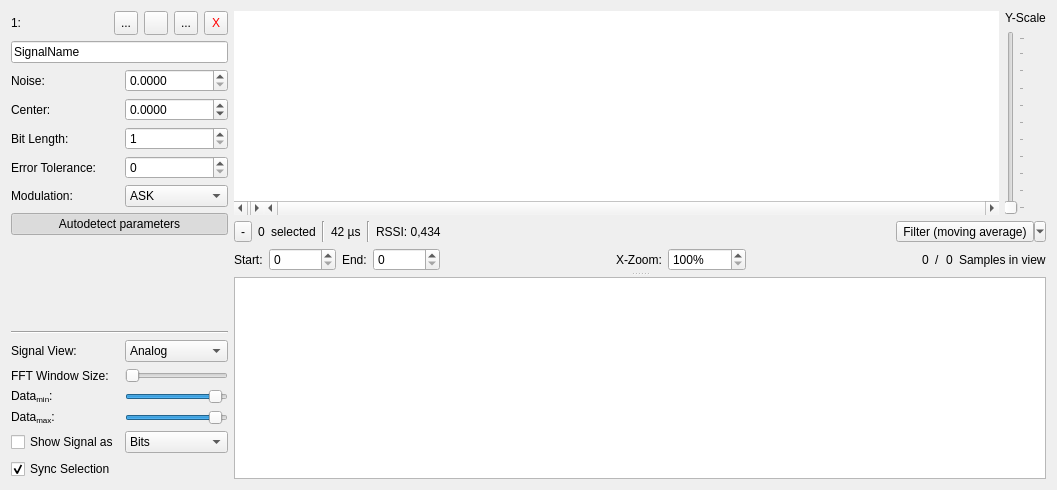
Above: ui/signal_frame.ui from jopohl/urh before the change. Below: the same form after it.
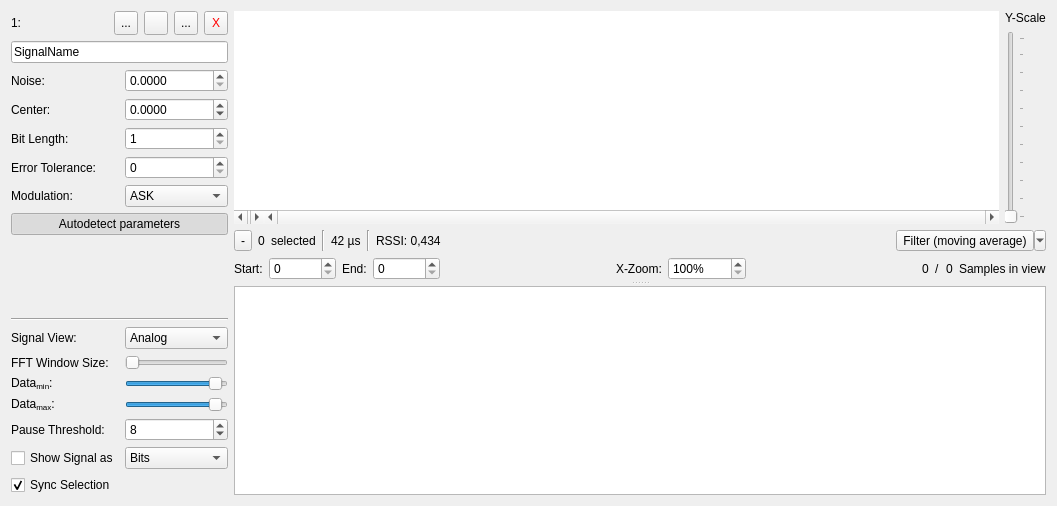
That is the form after the change. Icons and pictures are not drawn. Custom widgets are drawn as their Qt base class.

Commit message: make pause threshold configurable

Patch:
```diff
--- a/ui/signal_frame.ui
+++ b/ui/signal_frame.ui
@@ -7,7 +7,7 @@
     <x>0</x>
     <y>0</y>
     <width>1057</width>
-    <height>490</height>
+    <height>506</height>
    </rect>
   </property>
   <property name="sizePolicy">
@@ -70,7 +70,7 @@
      <property name="sizeConstraint">
       <enum>QLayout::SetFixedSize</enum>
      </property>
-     <item row="21" column="0">
+     <item row="22" column="0">
       <widget class="QCheckBox" name="chkBoxSyncSelection">
        <property name="toolTip">
         <string>If this is set to true, your selected protocol bits will show up in the signal view, and vice versa.</string>
@@ -118,7 +118,7 @@
        </property>
       </widget>
      </item>
-     <item row="20" column="0">
+     <item row="21" column="0">
       <widget class="QCheckBox" name="chkBoxShowProtocol">
        <property name="toolTip">
         <string>Show the extracted protocol based on the parameters InfoLen, PauseLen and ZeroTreshold (in QuadratureDemod-View).
@@ -168,7 +168,7 @@
        </property>
       </widget>
      </item>
-     <item row="20" column="1">
+     <item row="21" column="1">
       <widget class="QComboBox" name="cbProtoView">
        <item>
         <property name="text">
@@ -673,6 +673,35 @@
        </property>
       </widget>
      </item>
+     <item row="20" column="0">
+      <widget class="QLabel" name="labelPauseThreshold">
+       <property name="toolTip">
+        <string>&lt;html&gt;&lt;head/&gt;&lt;body&gt;&lt;p&gt;The pause threshold gives you control &lt;span style=&quot; font-weight:600;&quot;&gt;when to insert a message break.&lt;/span&gt;&lt;/p&gt;&lt;p&gt;The pause threshold is the maximum length of consecutive zero bits before a new message begins.&lt;/p&gt;&lt;p&gt;Special value is -1 to disable message breaking completely.&lt;/p&gt;&lt;/body&gt;&lt;/html&gt;</string>
+       </property>
+       <property name="text">
+        <string>Pause Threshold:</string>
+       </property>
+      </widget>
+     </item>
+     <item row="20" column="1">
+      <widget class="QSpinBox" name="spinBoxPauseThreshold">
+       <property name="toolTip">
+        <string>&lt;html&gt;&lt;head/&gt;&lt;body&gt;&lt;p&gt;The pause threshold gives you control &lt;span style=&quot; font-weight:600;&quot;&gt;when to insert a message break.&lt;/span&gt;&lt;/p&gt;&lt;p&gt;The pause threshold is the maximum length of consecutive zero bits before a new message begins.&lt;/p&gt;&lt;p&gt;Special value is -1 to disable message breaking completely.&lt;/p&gt;&lt;/body&gt;&lt;/html&gt;</string>
+       </property>
+       <property name="specialValueText">
+        <string>Disable</string>
+       </property>
+       <property name="minimum">
+        <number>-1</number>
+       </property>
+       <property name="maximum">
+        <number>999999999</number>
+       </property>
+       <property name="value">
+        <number>8</number>
+       </property>
+      </widget>
+     </item>
     </layout>
    </item>
    <item>
```
Left out of the diff: 88 changed lines with no effect on the pictures. The commit also changes 4 other files.
